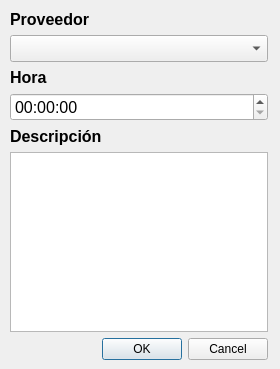
Before: the Qt Designer form Emergente_agendar2.ui in jesusArteaga17/FerreteriaGuerreroPython, drawn with Qt 5.
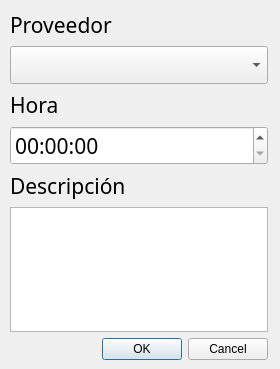
After: the same form once the commit is applied.

What changed in the file:
```diff
--- a/Emergente_agendar2.ui
+++ b/Emergente_agendar2.ui
@@ -13,6 +13,9 @@
   <property name="windowTitle">
    <string>Agendar</string>
   </property>
+  <property name="styleSheet">
+   <string notr="true">*{font: 75 16pt &quot;Arial Unicode MS&quot;}</string>
+  </property>
   <widget class="QWidget" name="layoutWidget">
    <property name="geometry">
     <rect>
@@ -27,9 +30,11 @@
      <widget class="QLabel" name="label">
       <property name="font">
        <font>
-        <pointsize>12</pointsize>
-        <weight>75</weight>
-        <bold>true</bold>
+        <family>Arial Unicode MS</family>
+        <pointsize>16</pointsize>
+        <weight>9</weight>
+        <italic>false</italic>
+        <bold>false</bold>
        </font>
       </property>
       <property name="text">
@@ -41,7 +46,11 @@
      <widget class="QComboBox" name="proveedores">
       <property name="font">
        <font>
-        <pointsize>12</pointsize>
+        <family>Arial Unicode MS</family>
+        <pointsize>16</pointsize>
+        <weight>9</weight>
+        <italic>false</italic>
+        <bold>false</bold>
        </font>
       </property>
      </widget>
@@ -50,9 +59,11 @@
      <widget class="QLabel" name="label_2">
       <property name="font">
        <font>
-        <pointsize>12</pointsize>
-        <weight>75</weight>
-        <bold>true</bold>
+        <family>Arial Unicode MS</family>
+        <pointsize>16</pointsize>
+        <weight>9</weight>
+        <italic>false</italic>
+        <bold>false</bold>
        </font>
       </property>
       <property name="text">
@@ -64,7 +75,11 @@
      <widget class="QTimeEdit" name="hora">
       <property name="font">
        <font>
-        <pointsize>12</pointsize>
+        <family>Arial Unicode MS</family>
+        <pointsize>16</pointsize>
+        <weight>9</weight>
+        <italic>false</italic>
+        <bold>false</bold>
        </font>
       </property>
      </widget>
@@ -73,9 +88,11 @@
      <widget class="QLabel" name="label_3">
       <property name="font">
        <font>
-        <pointsize>12</pointsize>
-        <weight>75</weight>
-        <bold>true</bold>
+        <family>Arial Unicode MS</family>
+        <pointsize>16</pointsize>
+        <weight>9</weight>
+        <italic>false</italic>
+        <bold>false</bold>
        </font>
       </property>
       <property name="text">
```
